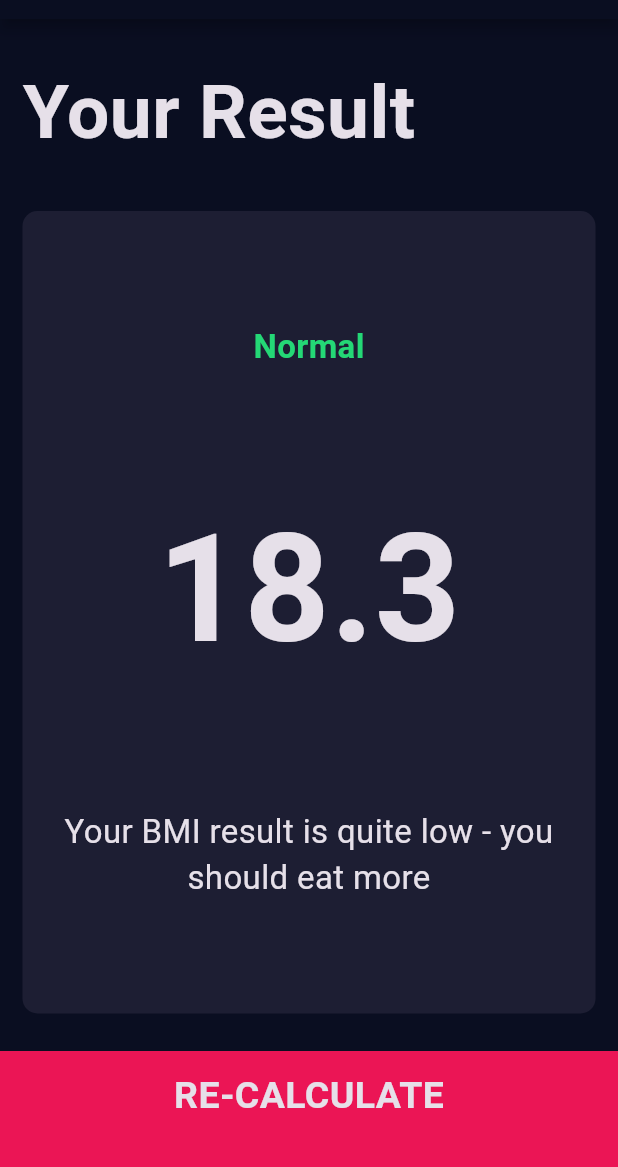
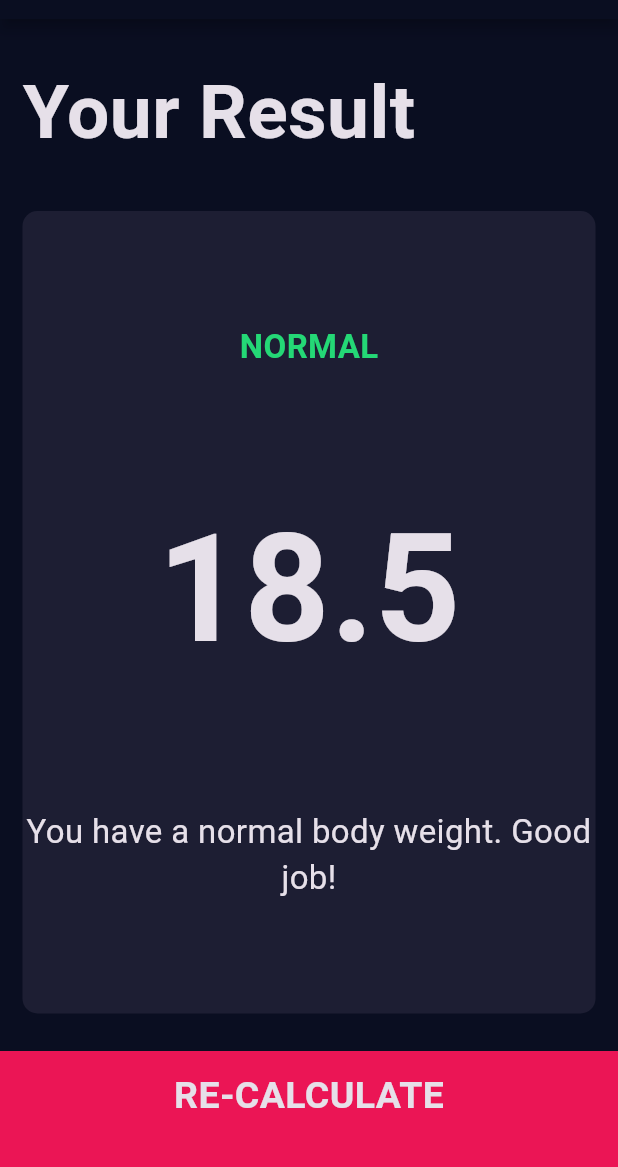
Before and after one commit to Adnan25z/bmi_calculator_flutter, a Flutter app: the screen it shows after launch, after a tap on "CALCULATE", on a phone screen of 412 x 824 dp, the part 65-1232 px from its top. Run offline on Flutter 3.47's test engine with Material 3 defaults, Android fonts, the phone set to English and light mode, and no system bars; our stand-ins replace font_awesome_flutter.

Commit message:
Added BMI calculator functionality

```diff
--- /dev/null
+++ b/lib/calculator_brain.dart
@@ -0,0 +1,37 @@
+import 'dart:math';
+
+class CalculatorBrain{
+
+  CalculatorBrain({required this.height, required this.weight});
+
+  final int height;
+  final int weight;
+  late double _bmi;
+
+  String calculateBMI(){
+    _bmi = weight / pow(height/100, 2);
+    return _bmi.toStringAsFixed(1);
+  }
+
+  String getResults(){
+    if(_bmi >= 25){
+      return 'Overweight';
+    }
+    else if (_bmi > 18.5){
+      return 'Normal';
+    }
+    else {
+      return 'Underweight';
+    }
+  }
+
+  String getInterpretation(){
+    if (_bmi >= 25) {
+      return 'You have a higher than normal body weight. Try to exercise more.';
+    } else if (_bmi >= 18.5) {
+    return 'You have a normal body weight. Good job!';
+    } else {
+    return 'You have a lower than normal body weight. You can eat a bit more.';
+    }
+  }
+}
--- a/lib/screens/input_page.dart
+++ b/lib/screens/input_page.dart
@@ -6,6 +6,7 @@ import 'package:bmi_calculator_flutter/components/icon_content.dart';
 import '../constants.dart';
 import 'package:bmi_calculator_flutter/components/bottom_button.dart';
 import 'package:bmi_calculator_flutter/components/round_icon_button.dart';
+import 'package:bmi_calculator_flutter/calculator_brain.dart';
 import 'results_page.dart';
 
 enum Gender { male, female }
@@ -53,7 +54,7 @@ class _InputPageState extends State<InputPage> {
                         selectedGender = Gender.female;
                       });
                     },
-                    cardChild: IconContent(FontAwesomeIcons.mars, 'MALE'),
+                    cardChild: IconContent(FontAwesomeIcons.venus, 'FEMALE'),
                   ),
                 ),
               ],
@@ -180,7 +181,14 @@ class _InputPageState extends State<InputPage> {
           BottomButton(
             buttonTitle: 'CALCULATE',
             onTap: (){
-              Navigator.push(context, MaterialPageRoute(builder: (context) => ResultsPage()));
+              CalculatorBrain calc = CalculatorBrain(height: height, weight: weight);
+              Navigator.push(context, MaterialPageRoute(builder: (context) => ResultsPage(
+                bmiResult: calc.calculateBMI(),
+                resultText: calc.getResults(),
+                interpretation: calc.getInterpretation(),
+              ),
+              ),
+              );
             },
           ),
         ],
--- a/lib/screens/results_page.dart
+++ b/lib/screens/results_page.dart
@@ -3,7 +3,11 @@ import '../constants.dart';
 import 'package:bmi_calculator_flutter/components/reusable_card.dart';
 import 'package:bmi_calculator_flutter/components/bottom_button.dart';
 class ResultsPage extends StatelessWidget {
-  const ResultsPage({super.key});
+
+  ResultsPage({required this.bmiResult, required this.resultText, required this.interpretation});
+  final String bmiResult;
+  final String resultText;
+  final String interpretation;
 
   @override
   Widget build(BuildContext context) {
@@ -34,9 +38,9 @@ class ResultsPage extends StatelessWidget {
                 mainAxisAlignment: MainAxisAlignment.spaceEvenly,
                 crossAxisAlignment: CrossAxisAlignment.center,
                 children: <Widget>[
-                  Text('Normal', style: kResultTextStyle,),
-                  Text('18.3', style: kBMITextStyle,),
-                  Text('Your BMI result is quite low - you should eat more', style: kBodyTextStyle, textAlign: TextAlign.center,)
+                  Text(resultText.toUpperCase(), style: kResultTextStyle,),
+                  Text(bmiResult, style: kBMITextStyle,),
+                  Text(interpretation, style: kBodyTextStyle, textAlign: TextAlign.center,)
                 ],
               ),
             ),
```
